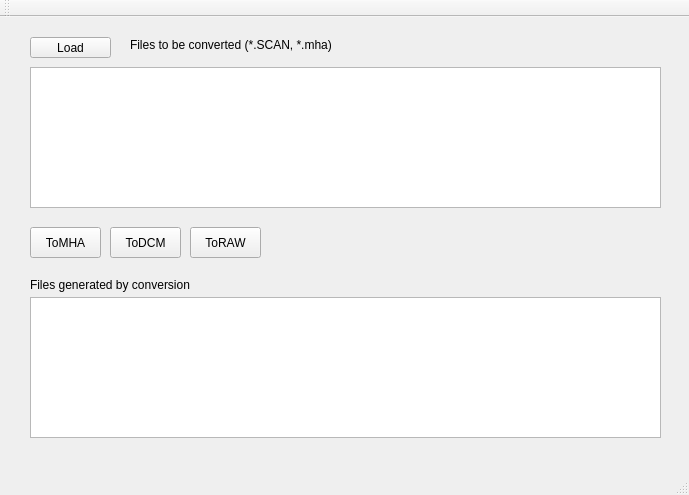
The window that src/plastimatch/standalone/nki2mha_converter.ui (simonoxen/plastimatch) describes before a commit, drawn with Qt 5.
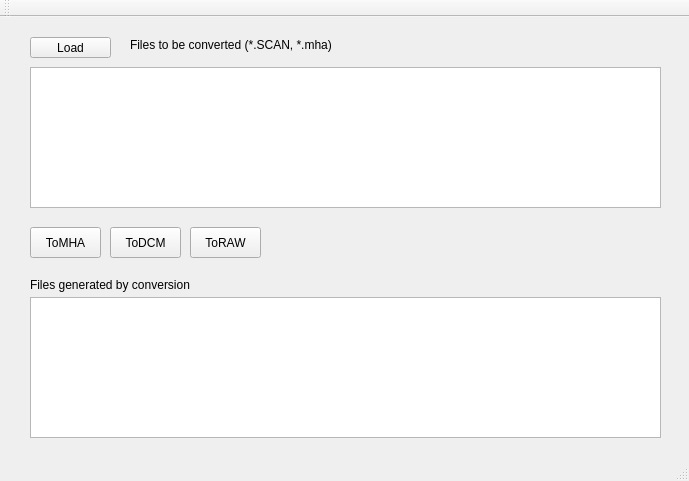
The same window after the commit.

Commit message: YK:DICOM saving with metadata (ID/Name)

```diff
--- a/src/plastimatch/standalone/nki2mha_converter.ui
+++ b/src/plastimatch/standalone/nki2mha_converter.ui
@@ -7,7 +7,7 @@
     <x>0</x>
     <y>0</y>
     <width>689</width>
-    <height>495</height>
+    <height>481</height>
    </rect>
   </property>
   <property name="windowTitle">
```
The commit also changes 2 other files.
